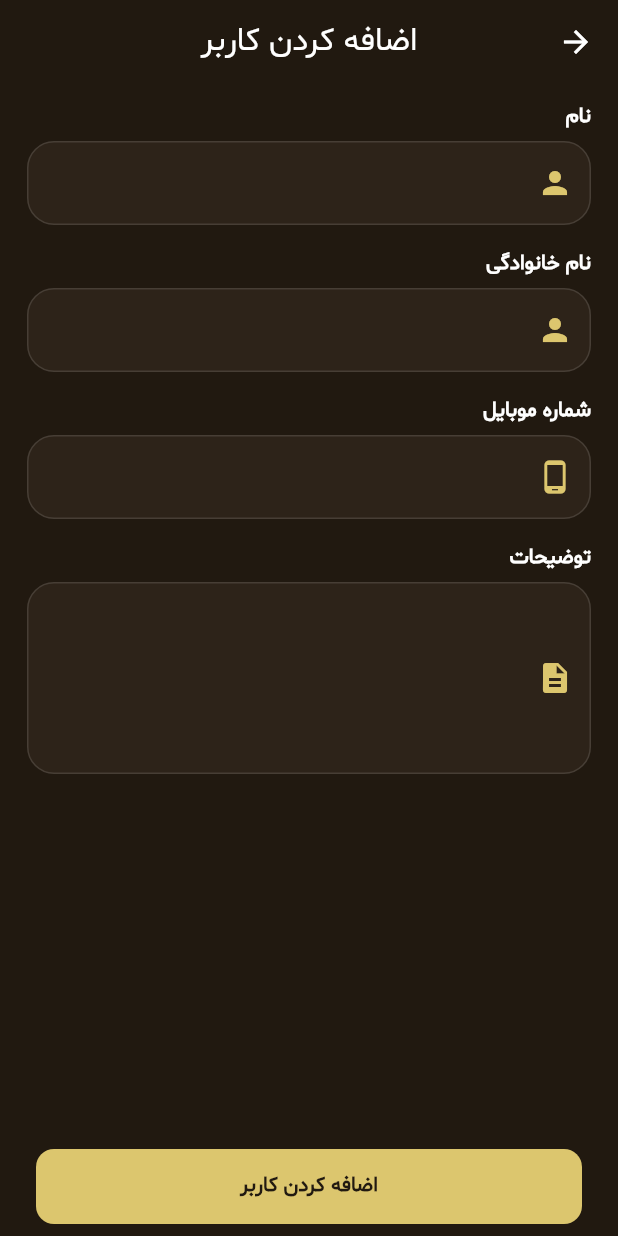
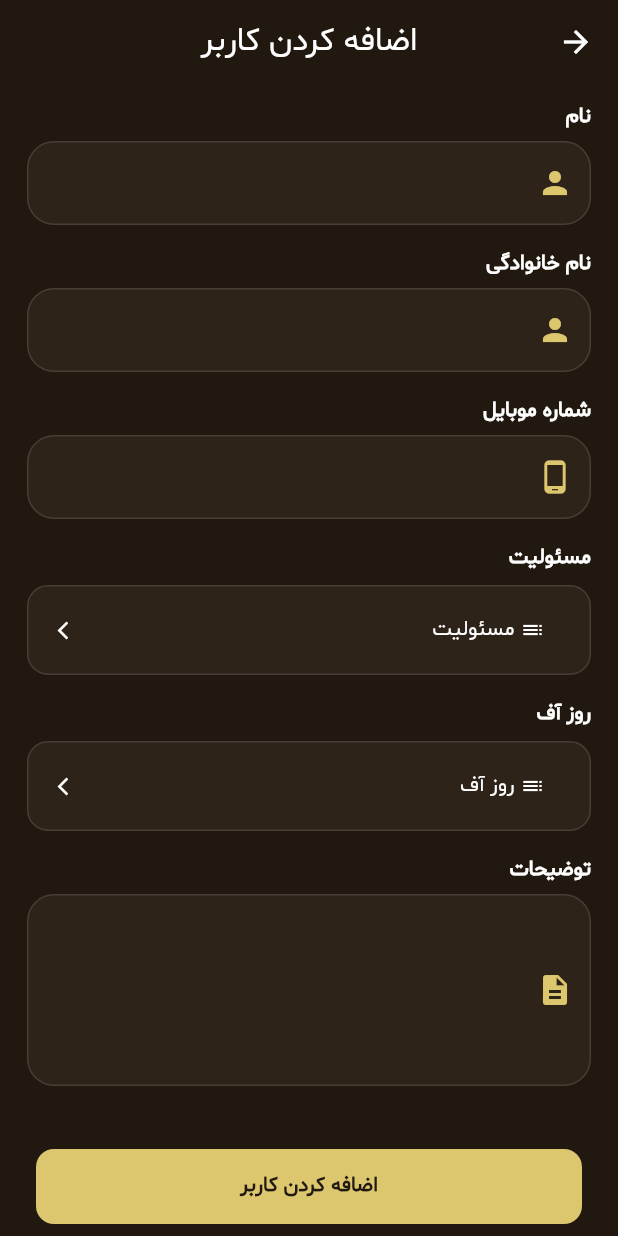
Before and after one commit to mahdi-dfr/cafe-management-app, a Flutter app: the PersonnelList screen opened directly, after a tap on the "add" icon, on a phone screen of 412 x 824 dp. Run offline on Flutter 3.47's test engine with Material 3 defaults, Android fonts, the phone set to English and light mode, and no system bars; drawn by our look-alikes of dropdown_button2; our stand-ins replace flutter_animate, flutter_svg, get, loading_animation_widget, lottie, persistent_bottom_nav_bar.

Commit message:
[FAET] add some changes in add user screen

```diff
--- a/lib/core/widgets/drop_box.dart
+++ b/lib/core/widgets/drop_box.dart
@@ -74,6 +74,7 @@ class _CustomDropDownState extends State<CustomDropDown> {
                   ),
                   items: widget.items
                       .map((String item) => DropdownMenuItem<String>(
+
                             value: item,
                             child: Text(
                               item,
@@ -86,6 +87,7 @@ class _CustomDropDownState extends State<CustomDropDown> {
                           ))
                       .toList(),
                   value: selectedValue,
+
                   onChanged: (value) {
                     setState(() {
                       selectedValue = value;
@@ -105,7 +107,7 @@ class _CustomDropDownState extends State<CustomDropDown> {
                       border: Border.all(
                         color: Colors.white12,
                       ),
-                      color: widget.color,
+                      color: AppColors.cardBackground,
                     ),
                     elevation: 0,
                   ),
@@ -124,7 +126,8 @@ class _CustomDropDownState extends State<CustomDropDown> {
                     width: screenWidth > 600 ? screenWidth/2 : widget.width,
                     decoration: BoxDecoration(
                       borderRadius: BorderRadius.circular(14),
-                      color: widget.color,
+                      color: AppColors.splashForeground,
+
                     ),
                     offset: const Offset(0, 0),
                     scrollbarTheme: ScrollbarThemeData(
--- a/lib/feature/home/presenation/screen/personnle/add_user_screen.dart
+++ b/lib/feature/home/presenation/screen/personnle/add_user_screen.dart
@@ -1,6 +1,7 @@
 import 'package:cafe_app/core/constants/app_colors.dart';
 import 'package:cafe_app/core/widgets/custom_button.dart';
 import 'package:cafe_app/core/widgets/custom_text_field.dart';
+import 'package:cafe_app/core/widgets/drop_box.dart';
 import 'package:cafe_app/feature/home/presenation/controller/personnel_controller.dart';
 import 'package:flutter/material.dart';
 import 'package:get/get.dart';
@@ -23,7 +24,6 @@ class AddUserScreen extends StatelessWidget {
             padding: const EdgeInsets.symmetric(horizontal: 18, vertical: 12),
             child: Column(
               children: [
-
                 CustomTextField(
                   controller: _controller.userFirstNameController,
                   label: 'نام',
@@ -55,6 +55,22 @@ class AddUserScreen extends StatelessWidget {
                 ),
                 SizedBox(height: 16),
 
+                CustomDropDown(
+                  items: ['باریستا', 'سرپرست', 'سالن دار'],
+                  title: 'مسئولیت',
+                  onPressed: (value) {},
+                ),
+
+                SizedBox(height: 16),
+
+                CustomDropDown(
+                  items: ['شنبه', 'یکشنبه', 'دوشنبه', 'سه شنبه', 'چهارشنبه', 'پنجشنبه', 'جمعه'],
+                  title: 'روز آف',
+                  onPressed: (value) {},
+                ),
+
+                SizedBox(height: 16),
+
                 CustomTextField(
                   controller: _controller.userDescriptionsController,
                   label: 'توضیحات',
@@ -75,7 +91,8 @@ class AddUserScreen extends StatelessWidget {
         textColor: AppColors.backgroundColor,
         buttonColor: AppColors.primaryColor,
         title: 'اضافه کردن کاربر',
-        onPressed: () {  },)
+        onPressed: () {},
+      ),
     );
   }
 }
--- a/lib/feature/home/presenation/screen/personnle/personnle_management.dart
+++ b/lib/feature/home/presenation/screen/personnle/personnle_management.dart
@@ -43,6 +43,12 @@ class _PersonnelListState extends State<PersonnelList>
   @override
   Widget build(BuildContext context) {
     return Scaffold(
+      appBar: AppBar(
+        title: const Text('مدیریت پرسنل'),
+        centerTitle: true,
+        backgroundColor: Colors.transparent,
+        elevation: 0,
+      ),
       floatingActionButton: FadeTransition(
         opacity: _controller,
         child: ScaleTransition(
--- a/lib/feature/menu/presentation/create_charter.dart
+++ b/lib/feature/menu/presentation/create_charter.dart
@@ -16,7 +16,9 @@ class CreateCharter extends StatelessWidget {
       backgroundColor: AppColors.backgroundColor,
       bottomNavigationBar: CustomConfirmButton(
         title: 'ذخیره اطلاعات',
-        onPressed: () {},
+        onPressed: () {
+          Get.back();
+        },
         textColor: AppColors.backgroundColor,
         buttonColor: AppColors.primaryColor,
       ),
--- a/lib/feature/profile/presenation/edit_profile_screen.dart
+++ b/lib/feature/profile/presenation/edit_profile_screen.dart
@@ -114,7 +114,6 @@ class EditProfileForm extends StatelessWidget {
           keyboardType: TextInputType.emailAddress,
         ),
         const SizedBox(height: 20),
-        // Mobile Input (Disabled)
         CustomTextField(
           controller: controller.mobileController,
           label: 'شماره موبایل',
```
Also changed, not shown: lib/feature/profile/presenation/login_screen.dart (+5 -2 lines).
